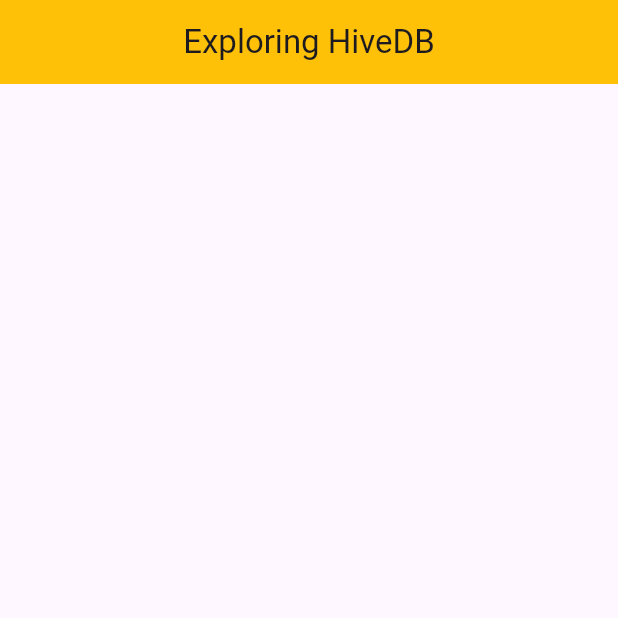
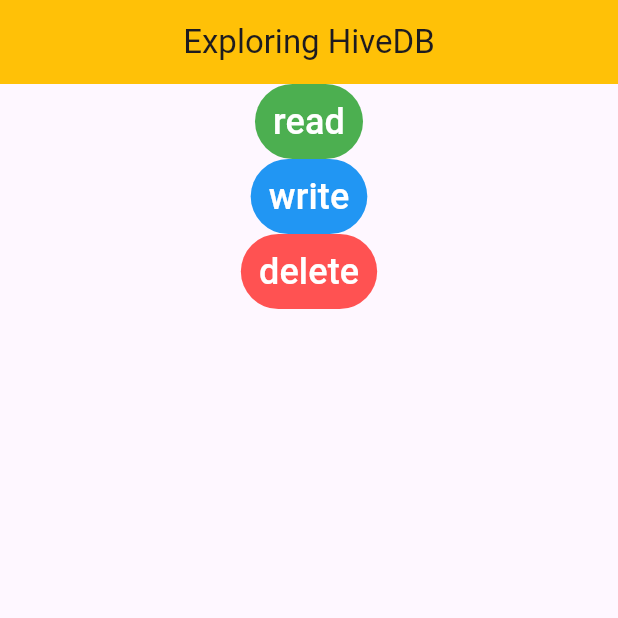
Before and after one commit to duevanofairuz/mobile-programming-tugas-2, a Flutter app: the screen it shows after launch, on a phone screen of 412 x 824 dp, the top half of it. Run offline on Flutter 3.47's test engine with Material 3 defaults, Android fonts, the phone set to English and light mode, and no system bars; our stand-ins replace hive_flutter; accounts and stored records are empty.

Commit message:
add basic hive operation

```diff
--- a/lib/main.dart
+++ b/lib/main.dart
@@ -1,6 +1,12 @@
 import 'package:flutter/material.dart';
+import 'package:hive_flutter/adapters.dart';
 
-void main() {
+void main() async {
+
+  await Hive.initFlutter();
+
+  var box = await Hive.openBox('boxing');
+
   runApp(const MaterialApp(
     home: Home(),
   ));
@@ -14,6 +20,21 @@ class Home extends StatefulWidget {
 }
 
 class _HomeState extends State<Home> {
+
+  final _box = Hive.box('boxing');
+
+  void ngeread(){
+    print(_box.get(1));
+  }
+
+  void ngewrite(){
+    _box.put(1, "sairul");
+  }
+
+  void ngedelete(){
+    _box.delete(1);
+  }
+
   @override
   Widget build(BuildContext context) {
     return Scaffold(
@@ -21,6 +42,52 @@ class _HomeState extends State<Home> {
         title: Center(child: Text("Exploring HiveDB"),),
         backgroundColor: Colors.amber,
       ),
+      body: Center(
+        child: Column(
+          mainAxisAlignment: MainAxisAlignment.start,
+          children: [
+            TextButton(
+                onPressed: ngeread,
+                style: TextButton.styleFrom(
+                  backgroundColor: Colors.green,
+                ),
+                child: Text(
+                  "read",
+                  style: TextStyle(
+                    fontSize: 24,
+                    color: Colors.white
+                  ),
+                )
+            ),
+            TextButton(
+                onPressed: ngewrite,
+                style: TextButton.styleFrom(
+                  backgroundColor: Colors.blue,
+                ),
+                child: Text(
+                  "write",
+                  style: TextStyle(
+                      fontSize: 24,
+                      color: Colors.white
+                  ),
+                )
+            ),
+            TextButton(
+                onPressed: ngedelete,
+                style: TextButton.styleFrom(
+                  backgroundColor: Colors.redAccent,
+                ),
+                child: Text(
+                  "delete",
+                  style: TextStyle(
+                      fontSize: 24,
+                      color: Colors.white
+                  ),
+                )
+            ),
+          ],
+        ),
+      ),
     );
   }
 }
--- a/pubspec.yaml
+++ b/pubspec.yaml
@@ -34,6 +34,8 @@ dependencies:
   # The following adds the Cupertino Icons font to your application.
   # Use with the CupertinoIcons class for iOS style icons.
   cupertino_icons: ^1.0.8
+  hive: ^2.2.3
+  hive_flutter: ^1.1.0
 
 dev_dependencies:
   flutter_test:
@@ -45,6 +47,8 @@ dev_dependencies:
   # package. See that file for information about deactivating specific lint
   # rules and activating additional ones.
   flutter_lints: ^5.0.0
+  hive_generator: ^1.1.3
+  build_runner: ^2.1.11
 
 # For information on the generic Dart part of this file, see the
 # following page: https://dart.dev/tools/pub/pubspec
```
Also changed, not shown: pubspec.lock.
